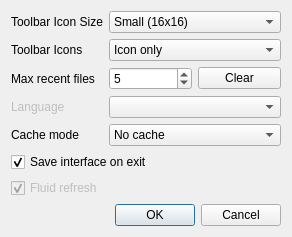
Above: src/dialogs/config_dialog.ui from mbasaglia/Knotter before the change. Below: the same form after it.
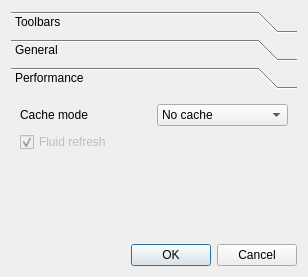
That is the form after the change. The open tabs and pages were chosen to show the change.

Diff of the .ui file:
```diff
--- a/src/dialogs/config_dialog.ui
+++ b/src/dialogs/config_dialog.ui
@@ -6,8 +6,8 @@
    <rect>
     <x>0</x>
     <y>0</y>
-    <width>292</width>
-    <height>222</height>
+    <width>308</width>
+    <height>277</height>
    </rect>
   </property>
   <property name="sizePolicy">
@@ -21,13 +21,31 @@
   </property>
   <layout class="QGridLayout" name="gridLayout">
    <item row="0" column="0">
+    <widget class="QToolBox" name="toolBox">
+     <property name="currentIndex">
+      <number>1</number>
+     </property>
+     <widget class="QWidget" name="page">
+      <property name="geometry">
+       <rect>
+        <x>0</x>
+        <y>0</y>
+        <width>290</width>
+        <height>72</height>
+       </rect>
+      </property>
+      <attribute name="label">
+       <string>Toolbars</string>
+      </attribute>
+      <layout class="QGridLayout" name="gridLayout_2">
+       <item row="0" column="0">
     <widget class="QLabel" name="label_2">
      <property name="text">
       <string>Toolbar Icon Size</string>
      </property>
     </widget>
    </item>
-   <item row="0" column="1" colspan="2">
+       <item row="0" column="1">
     <widget class="QComboBox" name="icon_size_combo">
      <item>
       <property name="text">
@@ -58,7 +76,7 @@
      </property>
     </widget>
    </item>
-   <item row="1" column="1" colspan="2">
+       <item row="1" column="1">
     <widget class="QComboBox" name="icon_show_combo">
      <item>
       <property name="text">
@@ -82,14 +100,29 @@
      </item>
     </widget>
    </item>
-   <item row="2" column="0">
+      </layout>
+     </widget>
+     <widget class="QWidget" name="page_2">
+      <property name="geometry">
+       <rect>
+        <x>0</x>
+        <y>0</y>
+        <width>290</width>
+        <height>149</height>
+       </rect>
+      </property>
+      <attribute name="label">
+       <string>General</string>
+      </attribute>
+      <layout class="QGridLayout" name="gridLayout_3">
+       <item row="0" column="0">
     <widget class="QLabel" name="label_4">
      <property name="text">
       <string>Max recent files</string>
      </property>
     </widget>
    </item>
-   <item row="2" column="1">
+       <item row="0" column="1">
     <widget class="QSpinBox" name="max_recent">
      <property name="maximum">
       <number>128</number>
@@ -99,7 +132,7 @@
      </property>
     </widget>
    </item>
-   <item row="2" column="2">
+       <item row="0" column="2">
     <widget class="QPushButton" name="clear_recent">
      <property name="toolTip">
       <string>Clear recent file history</string>
@@ -109,7 +142,7 @@
      </property>
     </widget>
    </item>
-   <item row="3" column="0">
+       <item row="1" column="0">
     <widget class="QLabel" name="label_3">
      <property name="enabled">
       <bool>false</bool>
@@ -119,53 +152,34 @@
      </property>
     </widget>
    </item>
-   <item row="3" column="1" colspan="2">
+       <item row="2" column="0" colspan="3">
+        <widget class="QCheckBox" name="saveui_check">
+         <property name="text">
+          <string>Save interface on exit</string>
+         </property>
+         <property name="checked">
+          <bool>true</bool>
+         </property>
+        </widget>
+       </item>
+       <item row="1" column="1" colspan="2">
     <widget class="QComboBox" name="language_combo"/>
    </item>
-   <item row="4" column="0">
+      </layout>
+     </widget>
+     <widget class="QWidget" name="page_3">
+      <attribute name="label">
+       <string>Performance</string>
+      </attribute>
+      <layout class="QGridLayout" name="gridLayout_4">
+       <item row="0" column="0">
     <widget class="QLabel" name="label_5">
      <property name="text">
       <string>Cache mode</string>
      </property>
     </widget>
    </item>
-   <item row="5" column="0" colspan="2">
-    <widget class="QCheckBox" name="saveui_check">
-     <property name="text">
-      <string>Save interface on exit</string>
-     </property>
-     <property name="checked">
-      <bool>true</bool>
-     </property>
-    </widget>
-   </item>
-   <item row="6" column="0">
-    <widget class="QCheckBox" name="fluid_check">
-     <property name="enabled">
-      <bool>false</bool>
-     </property>
-     <property name="toolTip">
-      <string>Redraw the knot while moving nodes</string>
-     </property>
-     <property name="text">
-      <string>Fluid refresh</string>
-     </property>
-     <property name="checked">
-      <bool>true</bool>
-     </property>
-    </widget>
-   </item>
-   <item row="7" column="0" colspan="3">
-    <widget class="QDialogButtonBox" name="buttonBox">
-     <property name="orientation">
-      <enum>Qt::Horizontal</enum>
-     </property>
-     <property name="standardButtons">
-      <set>QDialogButtonBox::Cancel|QDialogButtonBox::Ok</set>
-     </property>
-    </widget>
-   </item>
-   <item row="4" column="1" colspan="2">
+       <item row="0" column="1">
     <widget class="QComboBox" name="cache_mode">
      <property name="toolTip">
       <string>&lt;!DOCTYPE HTML PUBLIC &quot;-//W3C//DTD HTML 4.0//EN&quot; &quot;http://www.w3.org/TR/REC-html40/strict.dtd&quot;&gt;
@@ -191,6 +205,49 @@
        <string>Mild cache</string>
       </property>
      </item>
+        </widget>
+       </item>
+       <item row="2" column="0">
+        <spacer name="verticalSpacer">
+         <property name="orientation">
+          <enum>Qt::Vertical</enum>
+         </property>
+         <property name="sizeHint" stdset="0">
+          <size>
+           <width>20</width>
+           <height>40</height>
+          </size>
+         </property>
+        </spacer>
+       </item>
+       <item row="1" column="0">
+        <widget class="QCheckBox" name="fluid_check">
+         <property name="enabled">
+          <bool>false</bool>
+         </property>
+         <property name="toolTip">
+          <string>Redraw the knot while moving nodes</string>
+         </property>
+         <property name="text">
+          <string>Fluid refresh</string>
+         </property>
+         <property name="checked">
+          <bool>true</bool>
+         </property>
+        </widget>
+       </item>
+      </layout>
+     </widget>
+    </widget>
+   </item>
+   <item row="1" column="0">
+    <widget class="QDialogButtonBox" name="buttonBox">
+     <property name="orientation">
+      <enum>Qt::Horizontal</enum>
+     </property>
+     <property name="standardButtons">
+      <set>QDialogButtonBox::Cancel|QDialogButtonBox::Ok</set>
+     </property>
     </widget>
    </item>
   </layout>
```
Lines whose indentation alone changed are shown as unchanged.
